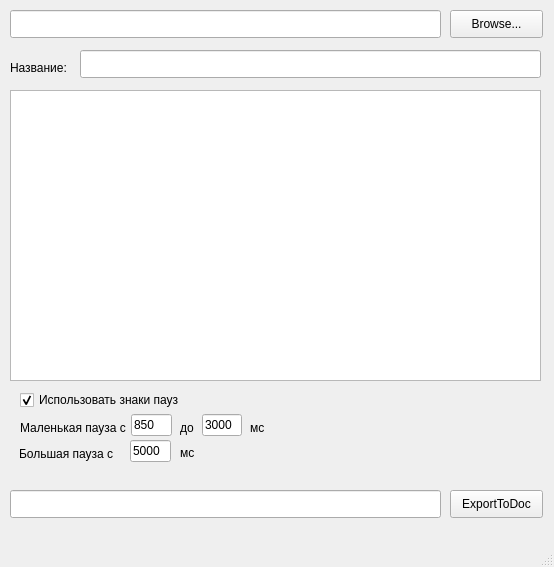
Before: the Qt Designer form mainwindow.ui in kei91/SrtToContinuityListConverter, drawn with Qt 5.
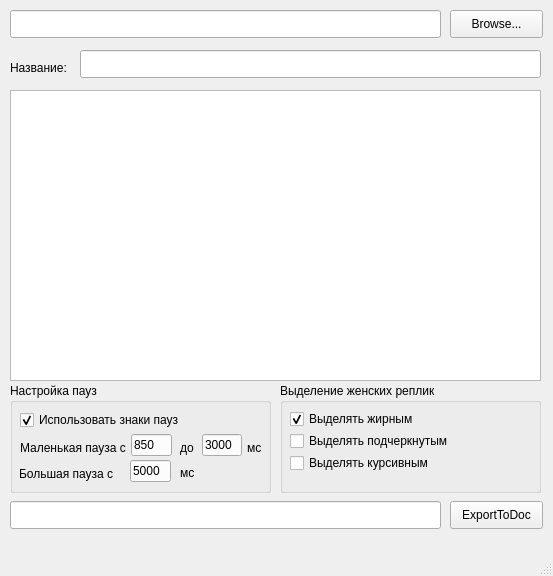
After: the same form once the commit is applied.

Commit message: Add possibility to change style of female's names

Patch:
```diff
--- a/mainwindow.ui
+++ b/mainwindow.ui
@@ -6,8 +6,8 @@
    <rect>
     <x>0</x>
     <y>0</y>
-    <width>554</width>
-    <height>567</height>
+    <width>553</width>
+    <height>576</height>
    </rect>
   </property>
   <property name="windowTitle">
@@ -31,7 +31,7 @@
     <property name="geometry">
      <rect>
       <x>450</x>
-      <y>490</y>
+      <y>501</y>
       <width>93</width>
       <height>28</height>
      </rect>
@@ -54,7 +54,7 @@
     <property name="geometry">
      <rect>
       <x>10</x>
-      <y>490</y>
+      <y>501</y>
       <width>431</width>
       <height>28</height>
      </rect>
@@ -97,7 +97,7 @@
     <property name="geometry">
      <rect>
       <x>20</x>
-      <y>390</y>
+      <y>410</y>
       <width>171</width>
       <height>20</height>
      </rect>
@@ -113,7 +113,7 @@
     <property name="geometry">
      <rect>
       <x>131</x>
-      <y>414</y>
+      <y>434</y>
       <width>41</width>
       <height>22</height>
      </rect>
@@ -126,7 +126,7 @@
     <property name="geometry">
      <rect>
       <x>20</x>
-      <y>420</y>
+      <y>440</y>
       <width>111</width>
       <height>16</height>
      </rect>
@@ -139,7 +139,7 @@
     <property name="geometry">
      <rect>
       <x>180</x>
-      <y>420</y>
+      <y>440</y>
       <width>21</width>
       <height>16</height>
      </rect>
@@ -151,8 +151,8 @@
    <widget class="QLabel" name="label_3">
     <property name="geometry">
      <rect>
-      <x>250</x>
-      <y>420</y>
+      <x>247</x>
+      <y>440</y>
       <width>31</width>
       <height>16</height>
      </rect>
@@ -165,7 +165,7 @@
     <property name="geometry">
      <rect>
       <x>202</x>
-      <y>414</y>
+      <y>434</y>
       <width>40</width>
       <height>22</height>
      </rect>
@@ -178,7 +178,7 @@
     <property name="geometry">
      <rect>
       <x>19</x>
-      <y>446</y>
+      <y>466</y>
       <width>111</width>
       <height>16</height>
      </rect>
@@ -191,7 +191,7 @@
     <property name="geometry">
      <rect>
       <x>130</x>
-      <y>440</y>
+      <y>460</y>
       <width>41</width>
       <height>22</height>
      </rect>
@@ -204,7 +204,7 @@
     <property name="geometry">
      <rect>
       <x>180</x>
-      <y>445</y>
+      <y>465</y>
       <width>31</width>
       <height>16</height>
      </rect>
@@ -213,6 +213,74 @@
      <string>&lt;html&gt;&lt;head/&gt;&lt;body&gt;&lt;p&gt;мс&lt;/p&gt;&lt;/body&gt;&lt;/html&gt;</string>
     </property>
    </widget>
+   <widget class="QGroupBox" name="groupBox">
+    <property name="geometry">
+     <rect>
+      <x>10</x>
+      <y>383</y>
+      <width>261</width>
+      <height>110</height>
+     </rect>
+    </property>
+    <property name="title">
+     <string>Настройка пауз</string>
+    </property>
+   </widget>
+   <widget class="QGroupBox" name="groupBox_2">
+    <property name="geometry">
+     <rect>
+      <x>280</x>
+      <y>383</y>
+      <width>261</width>
+      <height>110</height>
+     </rect>
+    </property>
+    <property name="title">
+     <string>Выделение женских реплик</string>
+    </property>
+    <widget class="QCheckBox" name="FemaleLineBold">
+     <property name="geometry">
+      <rect>
+       <x>10</x>
+       <y>26</y>
+       <width>141</width>
+       <height>20</height>
+      </rect>
+     </property>
+     <property name="text">
+      <string>Выделять жирным</string>
+     </property>
+     <property name="checked">
+      <bool>true</bool>
+     </property>
+    </widget>
+    <widget class="QCheckBox" name="FemaleLineUnderLine">
+     <property name="geometry">
+      <rect>
+       <x>10</x>
+       <y>48</y>
+       <width>161</width>
+       <height>20</height>
+      </rect>
+     </property>
+     <property name="text">
+      <string>Выделять подчеркнутым</string>
+     </property>
+    </widget>
+    <widget class="QCheckBox" name="FemaleLineItalic">
+     <property name="geometry">
+      <rect>
+       <x>10</x>
+       <y>70</y>
+       <width>161</width>
+       <height>20</height>
+      </rect>
+     </property>
+     <property name="text">
+      <string>Выделять курсивным</string>
+     </property>
+    </widget>
+   </widget>
   </widget>
   <widget class="QMenuBar" name="menubar">
    <property name="geometry">
```
Left out of the diff: 2 changed lines with no effect on the pictures. The commit also changes 4 other files.
